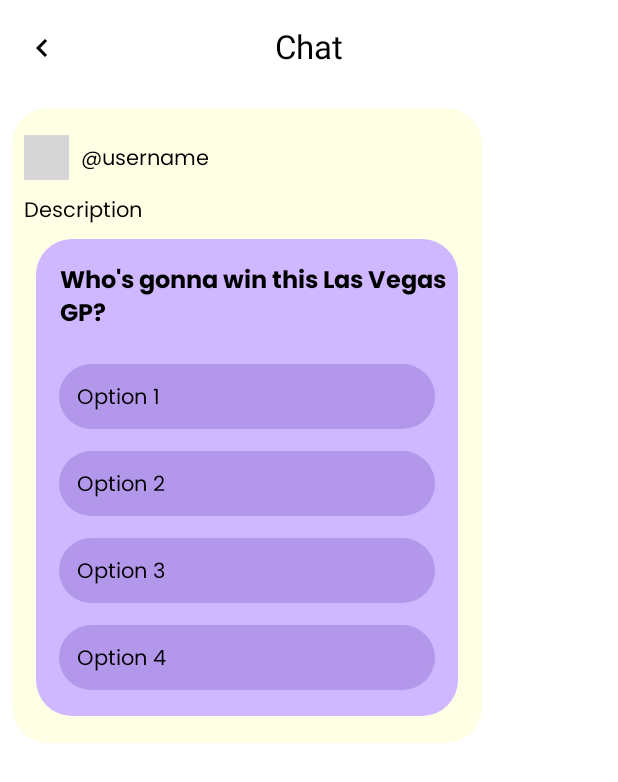
After one commit to Saifuddin53/FlicksSaga, an Android app built with Jetpack Compose: the ChatScreen screen opened through its navigation route, on a phone screen of 412 x 824 dp. The commit adds this screen. Shown: the top 782 px of the screen. Run offline under Robolectric (Android 15) with nearby library versions, the phone set to English and light mode, and no system bars; pictures from the network do not load; grey boxes are pictures that could not be loaded.

Commit message:
Poll UI implemented

```diff
--- a/app/src/main/java/com/myprojects/flickssaga/Navigation.kt
+++ b/app/src/main/java/com/myprojects/flickssaga/Navigation.kt
@@ -9,8 +9,10 @@ import androidx.navigation.NavHostController
 import androidx.navigation.compose.NavHost
 import androidx.navigation.compose.composable
 import com.myprojects.flickssaga.repositories.FlickRepository
+import com.myprojects.flickssaga.ui.components.DrawerItems
 import com.myprojects.flickssaga.ui.components.LocalBackPressedDispatcher
 import com.myprojects.flickssaga.ui.components.Screen
+import com.myprojects.flickssaga.ui.screens.ChatScreen
 import com.myprojects.flickssaga.ui.screens.FlicksScreen
 import com.myprojects.flickssaga.ui.screens.HomeScreen
 import com.myprojects.flickssaga.ui.screens.UploadScreen
@@ -31,5 +33,6 @@ fun NavigationHost(
         }
         composable(Screen.Upload.route) { UploadScreen(flickViewModel, navController) }
         composable(Screen.Flicks.route) { FlicksScreen(flickViewModel) }
+        composable(DrawerItems.Questionnaire.route) { ChatScreen(navController) }
     }
 }
--- a/app/src/main/java/com/myprojects/flickssaga/ui/components/Drawer.kt
+++ b/app/src/main/java/com/myprojects/flickssaga/ui/components/Drawer.kt
@@ -92,7 +92,7 @@ fun Drawer(
             DrawerItem(DrawerItems.SavedPosts)
             DrawerItem(DrawerItems.YourGroups)
             DrawerItem(DrawerItems.CloseFriendsList)
-            DrawerItem(DrawerItems.Questionnaire)
+            DrawerItem(DrawerItems.Questionnaire, onDestinationClicked = onDestinationClicked)
             DrawerItem(DrawerItems.YourEShop)
             DrawerItem(DrawerItems.Approvals)
             DrawerItem(DrawerItems.SendReal)
@@ -106,7 +106,7 @@ fun Drawer(
 }
 
 @Composable
-fun DrawerItem(drawerItems: DrawerItems, color: Color = Color.White) {
+fun DrawerItem(drawerItems: DrawerItems, color: Color = Color.White, onDestinationClicked: (route: String) -> Unit = {}) {
     Row(
         verticalAlignment = Alignment.CenterVertically,
         modifier = Modifier
@@ -115,7 +115,9 @@ fun DrawerItem(drawerItems: DrawerItems, color: Color = Color.White) {
             .clickable(onClick = { })
             .height(40.dp)
             .background(color = Color.Transparent)
-
+            .clickable {
+                onDestinationClicked(drawerItems.route)
+            }
     ) {
         Icon(
             painter = painterResource(id = drawerItems.icon),
@@ -160,7 +162,7 @@ sealed class DrawerItems(
     object SavedPosts : DrawerItems("logout", R.drawable.save, "Saved Posts")
     object YourGroups : DrawerItems("about", R.drawable.groups, "Your Groups")
     object CloseFriendsList : DrawerItems("feedback", R.drawable.smiley, "Close Friends List")
-    object Questionnaire : DrawerItems("share", R.drawable.speech_bubble, "Questionnaire")
+    object Questionnaire : DrawerItems("chat", R.drawable.speech_bubble, "Questionnaire")
     object YourEShop : DrawerItems("rate", R.drawable.shop, "Your eShop")
     object Approvals : DrawerItems("more", R.drawable.tick, "Approvals")
     object SendReal : DrawerItems("contact", R.drawable.ic_outlined_camera, "SendReal")
--- /dev/null
+++ b/app/src/main/java/com/myprojects/flickssaga/ui/screens/ChatScreen.kt
@@ -0,0 +1,244 @@
+package com.myprojects.flickssaga.ui.screens
+
+import androidx.compose.foundation.clickable
+import androidx.compose.foundation.horizontalScroll
+import androidx.compose.foundation.layout.Arrangement
+import androidx.compose.foundation.layout.Box
+import androidx.compose.foundation.layout.Column
+import androidx.compose.foundation.layout.Row
+import androidx.compose.foundation.layout.fillMaxSize
+import androidx.compose.foundation.layout.fillMaxWidth
+import androidx.compose.foundation.layout.padding
+import androidx.compose.foundation.layout.size
+import androidx.compose.foundation.shape.CircleShape
+import androidx.compose.foundation.shape.RoundedCornerShape
+import androidx.compose.foundation.verticalScroll
+import androidx.compose.material.Icon
+import androidx.compose.material.IconButton
+import androidx.compose.material.MaterialTheme
+import androidx.compose.material.Scaffold
+import androidx.compose.material.Surface
+import androidx.compose.material.icons.Icons
+import androidx.compose.material.icons.filled.ArrowBack
+import androidx.compose.material.icons.filled.KeyboardArrowLeft
+import androidx.compose.material3.Card
+import androidx.compose.material3.CardColors
+import androidx.compose.material3.CenterAlignedTopAppBar
+import androidx.compose.material3.ExperimentalMaterial3Api
+import androidx.compose.material3.Text
+import androidx.compose.material3.TopAppBarDefaults
+import androidx.compose.runtime.Composable
+import androidx.compose.runtime.getValue
+import androidx.compose.runtime.mutableStateOf
+import androidx.compose.runtime.remember
+import androidx.compose.runtime.setValue
+import androidx.compose.ui.Alignment
+import androidx.compose.ui.Modifier
+import androidx.compose.ui.draw.clip
+import androidx.compose.ui.graphics.Color
+import androidx.compose.ui.input.nestedscroll.nestedScroll
+import androidx.compose.ui.res.painterResource
+import androidx.compose.ui.text.TextStyle
+import androidx.compose.ui.text.font.FontWeight
+import androidx.compose.ui.text.style.TextOverflow
+import androidx.compose.ui.tooling.preview.Preview
+import androidx.compose.ui.unit.dp
+import androidx.compose.ui.unit.sp
+import androidx.compose.ui.window.Dialog
+import androidx.navigation.NavHostController
+import coil.compose.AsyncImage
+import com.myprojects.flickssaga.R
+import com.myprojects.flickssaga.data.UploadStates
+import com.myprojects.flickssaga.ui.components.BottomNavigationBar
+import com.myprojects.flickssaga.ui.theme.poppinsFontFamily
+
+@OptIn(ExperimentalMaterial3Api::class)
+@Composable
+fun ChatScreen(navHostController: NavHostController) {
+
+    var showDialog by remember { mutableStateOf(false) }
+
+    Scaffold(
+        topBar = {
+            CenterAlignedTopAppBar(
+                colors = TopAppBarDefaults.topAppBarColors(
+                    containerColor = Color.Transparent,
+                    titleContentColor = MaterialTheme.colors.primary,
+                ),
+                title = {
+                    androidx.compose.material.Text(
+                        "Chat",
+                        fontSize = 22.sp,
+                        maxLines = 1,
+                        overflow = TextOverflow.Ellipsis
+                    )
+                },
+                navigationIcon = {
+                    IconButton(onClick = { navHostController.previousBackStackEntry }) {
+                        Icon(imageVector = Icons.Filled.KeyboardArrowLeft, contentDescription = "")
+                    }
+                },
+                actions = { },
+            )
+        },
+        modifier = Modifier.fillMaxSize()
+    ) { innerPadding ->
+
+        Column(
+            modifier = Modifier
+                .fillMaxWidth(0.8f)
+                .padding(innerPadding),
+            verticalArrangement = Arrangement.Top
+        ) {
+            Box(
+                modifier = Modifier
+                    .fillMaxWidth()
+                    .padding(8.dp)
+                    .clickable { showDialog = true },
+                contentAlignment = Alignment.TopEnd,
+            ) {
+                PollContent()
+            }
+        }
+        if (showDialog) {
+            PollDialog(onDismiss = { showDialog = false })
+        }
+    }
+}
+
+@Composable
+fun PollDialog(onDismiss: () -> Unit) {
+    Dialog(onDismissRequest = onDismiss) {
+        Surface(
+            shape = RoundedCornerShape(24.dp),
+            color = MaterialTheme.colors.surface,
+        ) {
+            PollContent()
+        }
+    }
+}
+
+
+@Composable
+fun PollContent(){
+    Card(
+        modifier = Modifier
+            .fillMaxWidth(),
+        shape = RoundedCornerShape(24.dp),
+        colors = CardColors(
+            containerColor = Color(0xFFffffe5),
+            contentColor = Color.Black,
+            disabledContainerColor = Color.Gray,
+            disabledContentColor = Color.White
+        ),
+    ) {
+        Column(
+            modifier = Modifier
+                .fillMaxWidth()
+                .padding(bottom = 10.dp)
+        ) {
+            Row(
+                modifier = Modifier
+                    .fillMaxWidth()
+                    .padding(top = 10.dp),
+                verticalAlignment = Alignment.CenterVertically
+            ) {
+                AsyncImage(
+                    model = "https://previews.123rf.com/images/aquir/aquir1311/aquir131100316/23569861-sample-grunge-red-round-stamp.jpg",
+                    contentDescription = "user image",
+                    modifier = Modifier
+                        .padding(8.dp)
+                        .size(30.dp)
+                        .clip(CircleShape)
+                )
+
+                Text(
+                    text = "@username",
+                    style = TextStyle(
+                        fontFamily = poppinsFontFamily,
+                        fontSize = 14.sp
+                    ),
+                    fontWeight = FontWeight(500),
+                )
+            }
+
+            Text(
+                text = "Description",
+                style = TextStyle(
+                    fontFamily = poppinsFontFamily,
+                    fontSize = 14.sp
+                ),
+                fontWeight = FontWeight(50),
+                modifier = Modifier.padding(horizontal = 8.dp, vertical = 2.dp)
+            )
+
+            Card(
+                modifier = Modifier
+                    .fillMaxWidth()
+                    .padding(vertical = 8.dp, horizontal = 16.dp),
+                colors = CardColors(
+                    containerColor = Color(0xFFcfb8ff),
+                    contentColor = Color.Black,
+                    disabledContainerColor = Color.Gray,
+                    disabledContentColor = Color.White
+                ),
+                shape = RoundedCornerShape(24.dp),
+            ) {
+                Column(
+                    modifier = Modifier
+                        .fillMaxWidth()
+                        .padding(top = 16.dp, bottom = 10.dp, start = 8.dp, end = 8.dp)
+                ) {
+                    Text(
+                        text = "Who's gonna win this Las Vegas GP?",
+                        style = TextStyle(
+                            fontFamily = poppinsFontFamily,
+                            fontSize = 16.sp
+                        ),
+                        fontWeight = FontWeight.W600,
+                        modifier = Modifier.padding(bottom = 16.dp, start = 8.dp)
+                    )
+                    PollOption(text = "Option 1")
+                    PollOption(text = "Option 2")
+                    PollOption(text = "Option 3")
+                    PollOption(text = "Option 4")
+                }
+            }
+        }
+    }
+}
+
+@Composable
+fun PollOption(
+    text: String
+) {
+    Card(
+        modifier = Modifier
+            .fillMaxWidth()
+            .padding(7.dp),
+        shape = RoundedCornerShape(36.dp),
+        colors = CardColors(
+            containerColor = Color(0xFFb397eb),
+            contentColor = Color.Black,
+            disabledContainerColor = Color.Gray,
+            disabledContentColor = Color.White
+        )
+    ) {
+        Text(
+            text = text,
+            style = TextStyle(
+                fontFamily = poppinsFontFamily,
+                fontSize = 14.sp
+            ),
+            fontWeight = FontWeight.Normal,
+            modifier = Modifier.padding(12.dp)
+        )
+    }
+}
+
+@Preview
+@Composable
+fun PollContentPreview(){
+    PollContent()
+
+}
--- a/app/src/main/java/com/myprojects/flickssaga/ui/screens/HomeScreen.kt
+++ b/app/src/main/java/com/myprojects/flickssaga/ui/screens/HomeScreen.kt
@@ -219,7 +219,7 @@ fun HomeScreen(navHostController: NavHostController) {
                             progress = animatedProgress,
                             color = Color.Red,
                             trackColor = Color.Gray,
-                            strokeWidth = 150f,
+                            strokeWidth = 100f,
                             showPercentage = false
                         )
                     }
--- a/app/src/main/java/com/myprojects/flickssaga/ui/screens/QAScreen.kt
+++ /dev/null
@@ -1,10 +0,0 @@
-package com.myprojects.flickssaga.ui.screens
-
-import androidx.compose.runtime.Composable
-
-@Composable
-fun QAScreen(
-
-) {
-
-}
```
